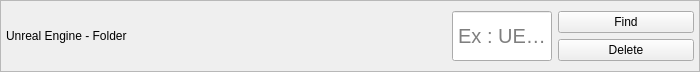
This is PluginBuilder/unrealversionslot.ui in Mecanes-Org/PluginBuilder-source as Qt 5 draws it before an edit. The edited form follows.
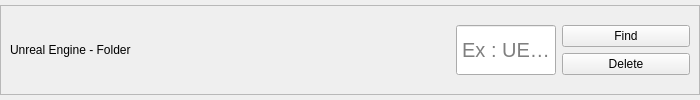
This is the edited form.

Commit message:
v0.7.7 *New - Add ChangeLog [ Base ] - Update Settings UI - Update qss file - Small Update ...
*Next
- Add notifications ( software update, popup )
- Add UI theme system

```diff
--- a/PluginBuilder/unrealversionslot.ui
+++ b/PluginBuilder/unrealversionslot.ui
@@ -7,7 +7,7 @@
     <x>0</x>
     <y>0</y>
     <width>700</width>
-    <height>72</height>
+    <height>100</height>
    </rect>
   </property>
   <property name="sizePolicy">
@@ -19,13 +19,13 @@
   <property name="minimumSize">
    <size>
     <width>650</width>
-    <height>72</height>
+    <height>100</height>
    </size>
   </property>
   <property name="maximumSize">
    <size>
     <width>700</width>
-    <height>72</height>
+    <height>100</height>
    </size>
   </property>
   <property name="windowTitle">
@@ -53,7 +53,7 @@
    <item>
     <widget class="QFrame" name="frame_ue">
      <property name="sizePolicy">
-      <sizepolicy hsizetype="Preferred" vsizetype="Preferred">
+      <sizepolicy hsizetype="Preferred" vsizetype="Fixed">
        <horstretch>0</horstretch>
        <verstretch>0</verstretch>
       </sizepolicy>
@@ -61,7 +61,7 @@
      <property name="minimumSize">
       <size>
        <width>650</width>
-       <height>70</height>
+       <height>90</height>
       </size>
      </property>
      <property name="frameShape">
@@ -71,26 +71,8 @@
       <enum>QFrame::Shadow::Raised</enum>
      </property>
      <layout class="QVBoxLayout" name="verticalLayout_2">
-      <property name="leftMargin">
-       <number>0</number>
-      </property>
-      <property name="topMargin">
-       <number>0</number>
-      </property>
-      <property name="rightMargin">
-       <number>0</number>
-      </property>
-      <property name="bottomMargin">
-       <number>0</number>
-      </property>
       <item>
        <layout class="QHBoxLayout" name="horizontalLayout">
-        <property name="leftMargin">
-         <number>5</number>
-        </property>
-        <property name="rightMargin">
-         <number>5</number>
-        </property>
         <item>
          <widget class="QLabel" name="label_pluginPath">
           <property name="minimumSize">
@@ -155,6 +137,12 @@
          <layout class="QVBoxLayout" name="verticalLayout">
           <item>
            <widget class="QPushButton" name="pushButton_find">
+            <property name="sizePolicy">
+             <sizepolicy hsizetype="Minimum" vsizetype="Fixed">
+              <horstretch>0</horstretch>
+              <verstretch>0</verstretch>
+             </sizepolicy>
+            </property>
             <property name="cursor">
              <cursorShape>PointingHandCursor</cursorShape>
             </property>
@@ -165,6 +153,12 @@
           </item>
           <item>
            <widget class="QPushButton" name="pushButton_delete">
+            <property name="sizePolicy">
+             <sizepolicy hsizetype="Minimum" vsizetype="Fixed">
+              <horstretch>0</horstretch>
+              <verstretch>0</verstretch>
+             </sizepolicy>
+            </property>
             <property name="cursor">
              <cursorShape>PointingHandCursor</cursorShape>
             </property>
```
The commit also changes 5 other files.
